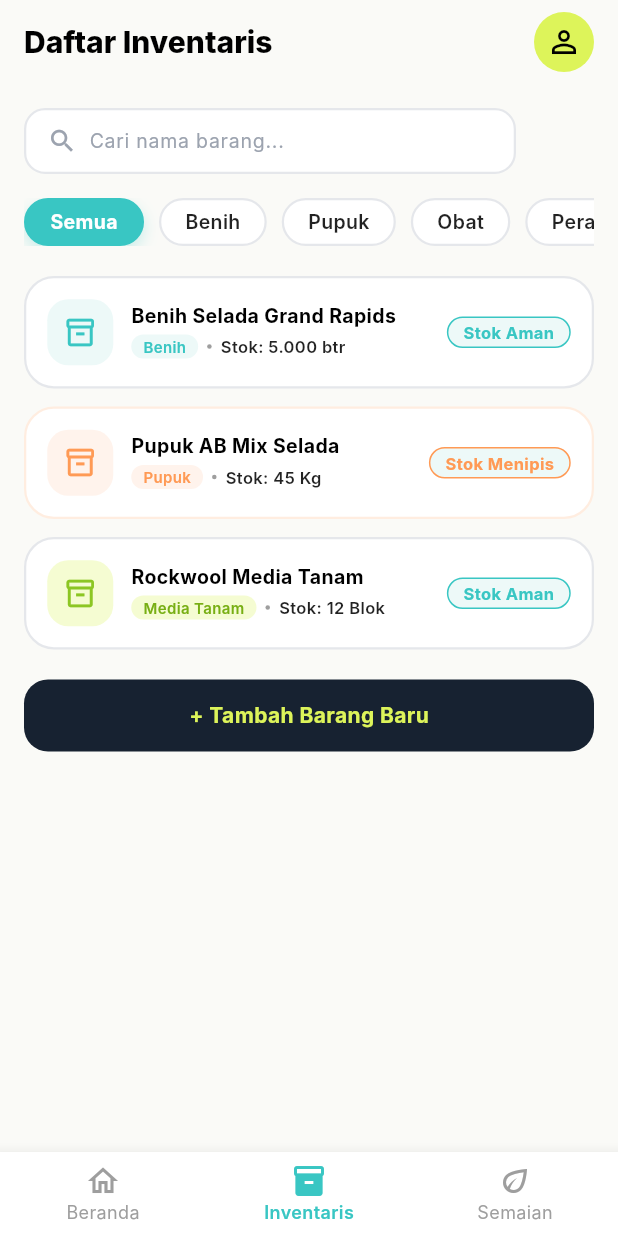
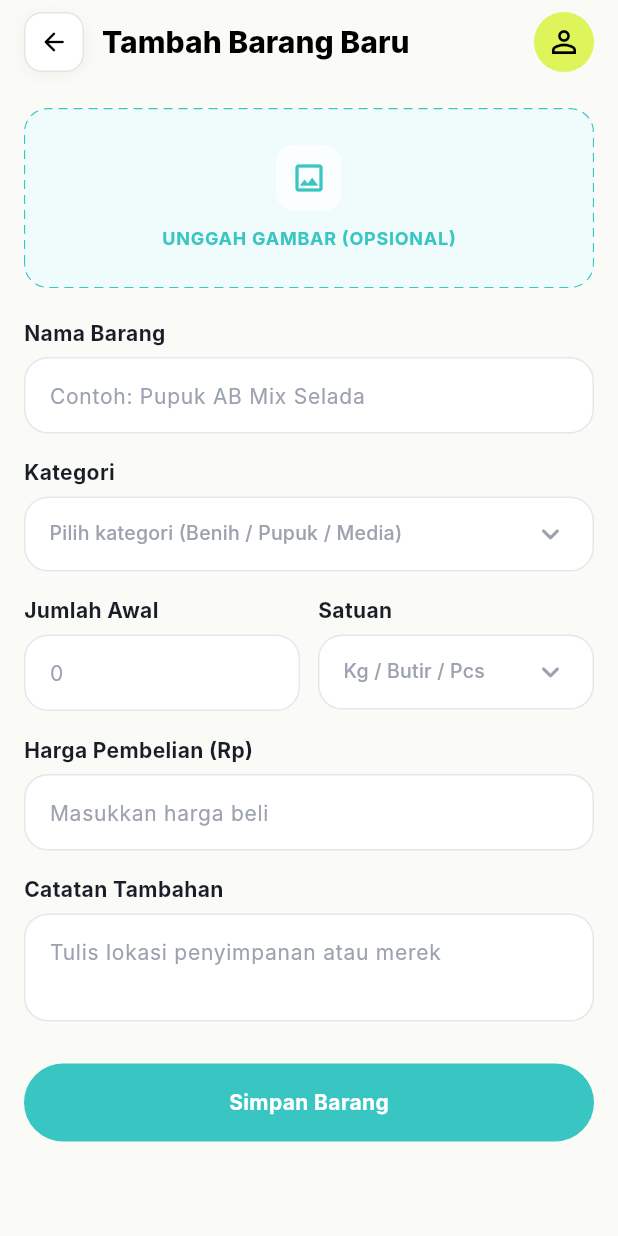
Before and after one commit to devinayeon/hidrosense, a Flutter app: the screen it shows after launch, item 2 of the bottom bar chosen, after a tap on "+ Tambah Barang Baru", on a phone screen of 412 x 824 dp. Run offline on Flutter 3.47's test engine with Material 3 defaults, Android fonts, the light colour scheme and no system bars; our stand-ins replace flutter_riverpod; Roboto replaces fonts that are missing (Inter).

Commit message:
add: tampilan form tambah barang inventaris

```diff
--- a/apps/mobile/lib/views/components/inventaris_body.dart
+++ b/apps/mobile/lib/views/components/inventaris_body.dart
@@ -7,6 +7,7 @@ import '../widgets/stock_status_badge.dart';
 import '../widgets/item_info_details.dart';
 import '../widgets/row_button.dart';
 import '../pages/info_item_inventaris_page.dart';
+import '../pages/add_form_inventaris_page.dart'; // Import page baru
 
 class InventarisBody extends StatefulWidget {
   const InventarisBody({super.key});
@@ -73,6 +74,13 @@ class _InventarisBodyState extends State<InventarisBody> {
     );
   }
 
+  void _navigateToAddForm() {
+    Navigator.push(
+      context,
+      MaterialPageRoute(builder: (context) => const AddFormInventarisPage()),
+    );
+  }
+
   @override
   Widget build(BuildContext context) {
     return Container(
@@ -86,9 +94,7 @@ class _InventarisBodyState extends State<InventarisBody> {
           crossAxisAlignment: CrossAxisAlignment.start,
           children: [
             // Baris Pertama: Search Bar
-            const CustomSearchBar(
-              placeholder: 'Cari nama barang...',
-            ),
+            const CustomSearchBar(placeholder: 'Cari nama barang...'),
 
             const SizedBox(height: 16),
 
@@ -157,12 +163,7 @@ class _InventarisBodyState extends State<InventarisBody> {
             const SizedBox(height: 8),
 
             // Tombol Tambah Barang
-            RowButton(
-              label: '+ Tambah Barang Baru',
-              onTap: () {
-                // Aksi saat tombol diklik
-              },
-            ),
+            RowButton(label: '+ Tambah Barang Baru', onTap: _navigateToAddForm),
 
             const SizedBox(height: 16),
           ],
--- /dev/null
+++ b/apps/mobile/lib/views/pages/add_form_inventaris_page.dart
@@ -0,0 +1,289 @@
+import 'package:flutter/material.dart';
+import '../components/header.dart';
+import '../widgets/item_image_placeholder.dart';
+import '../widgets/row_button.dart';
+
+class AddFormInventarisPage extends StatefulWidget {
+  const AddFormInventarisPage({super.key});
+
+  @override
+  State<AddFormInventarisPage> createState() => _AddFormInventarisPageState();
+}
+
+class _AddFormInventarisPageState extends State<AddFormInventarisPage> {
+  final TextEditingController _nameController = TextEditingController();
+  final TextEditingController _stockController = TextEditingController();
+  final TextEditingController _priceController = TextEditingController();
+  final TextEditingController _noteController = TextEditingController();
+
+  String? _selectedCategory;
+  String? _selectedUnit;
+
+  final List<String> _categories = [
+    'Benih',
+    'Pupuk',
+    'Obat',
+    'Peralatan',
+    'Media Tanam',
+  ];
+
+  final List<String> _units = [
+    'Kg',
+    'Gram',
+    'Liter',
+    'Ml',
+    'Butir',
+    'Pcs',
+    'Blok',
+  ];
+
+  @override
+  void dispose() {
+    _nameController.dispose();
+    _stockController.dispose();
+    _priceController.dispose();
+    _noteController.dispose();
+    super.dispose();
+  }
+
+  @override
+  Widget build(BuildContext context) {
+    return Scaffold(
+      appBar: const Header(
+        titleText: 'Tambah Barang Baru',
+        showBackButton: true,
+      ),
+      backgroundColor: const Color.fromRGBO(250, 250, 247, 1),
+      body: SingleChildScrollView(
+        padding: const EdgeInsets.all(16.0),
+        child: Column(
+          crossAxisAlignment: CrossAxisAlignment.start,
+          children: [
+            // Placeholder Foto Gambar (Opsional)
+            const ItemImagePlaceholder(
+              placeholderText: 'UNGGAH GAMBAR (OPSIONAL)',
+              height: 120,
+            ),
+
+            const SizedBox(height: 20),
+
+            // Field 1: Nama Barang
+            _buildLabel('Nama Barang'),
+            const SizedBox(height: 6),
+            _buildTextField(
+              controller: _nameController,
+              hintText: 'Contoh: Pupuk AB Mix Selada',
+            ),
+
+            const SizedBox(height: 16),
+
+            // Field 2: Kategori (Dropdown)
+            _buildLabel('Kategori'),
+            const SizedBox(height: 6),
+            _buildDropdownField<String>(
+              value: _selectedCategory,
+              hintText: 'Pilih kategori (Benih / Pupuk / Media)',
+              items: _categories,
+              onChanged: (val) {
+                setState(() {
+                  _selectedCategory = val;
+                });
+              },
+            ),
+
+            const SizedBox(height: 16),
+
+            // Field 3: Jumlah Awal & Satuan (Side-by-side Row)
+            Row(
+              crossAxisAlignment: CrossAxisAlignment.start,
+              children: [
+                Expanded(
+                  flex: 1,
+                  child: Column(
+                    crossAxisAlignment: CrossAxisAlignment.start,
+                    children: [
+                      _buildLabel('Jumlah Awal'),
+                      const SizedBox(height: 6),
+                      _buildTextField(
+                        controller: _stockController,
+                        hintText: '0',
+                        keyboardType: TextInputType.number,
+                      ),
+                    ],
+                  ),
+                ),
+                const SizedBox(width: 12),
+                Expanded(
+                  flex: 1,
+                  child: Column(
+                    crossAxisAlignment: CrossAxisAlignment.start,
+                    children: [
+                      _buildLabel('Satuan'),
+                      const SizedBox(height: 6),
+                      _buildDropdownField<String>(
+                        value: _selectedUnit,
+                        hintText: 'Kg / Butir / Pcs',
+                        items: _units,
+                        onChanged: (val) {
+                          setState(() {
+                            _selectedUnit = val;
+                          });
+                        },
+                      ),
+                    ],
+                  ),
+                ),
+              ],
+            ),
+
+            const SizedBox(height: 16),
+
+            // Field 4: Harga Pembelian (Rp)
+            _buildLabel('Harga Pembelian (Rp)'),
+            const SizedBox(height: 6),
+            _buildTextField(
+              controller: _priceController,
+              hintText: 'Masukkan harga beli',
+              keyboardType: TextInputType.number,
+            ),
+
+            const SizedBox(height: 16),
+
+            // Field 5: Catatan Tambahan
+            _buildLabel('Catatan Tambahan'),
+            const SizedBox(height: 6),
+            _buildTextField(
+              controller: _noteController,
+              hintText: 'Tulis lokasi penyimpanan atau merek',
+              maxLines: 2,
+            ),
+
+            const SizedBox(height: 28),
+
+            // Tombol Simpan Barang (menggunakan RowButton)
+            RowButton(
+              label: 'Simpan Barang',
+              backgroundColor: const Color.fromRGBO(57, 198, 195, 1),
+              textColor: Colors.white,
+              borderRadius: 100.0,
+              height: 52.0,
+              onTap: () {
+                // Action Simpan Data Barang
+              },
+            ),
+
+            const SizedBox(height: 16),
+          ],
+        ),
+      ),
+    );
+  }
+
+  // Helper Widget untuk Label Form
+  Widget _buildLabel(String text) {
+    return Text(
+      text,
+      style: const TextStyle(
+        fontFamily: 'Inter',
+        fontWeight: FontWeight.w700,
+        fontSize: 14,
+        color: Color.fromRGBO(24, 29, 39, 1),
+      ),
+    );
+  }
+
+  // Helper Widget untuk Input Text Field
+  Widget _buildTextField({
+    required TextEditingController controller,
+    required String hintText,
+    TextInputType keyboardType = TextInputType.text,
+    int maxLines = 1,
+  }) {
+    return Container(
+      decoration: BoxDecoration(
+        color: Colors.white,
+        borderRadius: BorderRadius.circular(16),
+        border: Border.all(
+          color: const Color.fromRGBO(229, 231, 235, 1),
+          width: 1.0,
+        ),
+      ),
+      child: TextField(
+        controller: controller,
+        keyboardType: keyboardType,
+        maxLines: maxLines,
+        style: const TextStyle(
+          fontFamily: 'Inter',
+          fontSize: 14,
+          color: Colors.black,
+        ),
+        decoration: InputDecoration(
+          hintText: hintText,
+          hintStyle: const TextStyle(
+            fontFamily: 'Inter',
+            fontSize: 14,
+            color: Color.fromRGBO(156, 163, 175, 1),
+          ),
+          contentPadding: const EdgeInsets.symmetric(
+            horizontal: 16,
+            vertical: 14,
+          ),
+          border: InputBorder.none,
+        ),
+      ),
+    );
+  }
+
+  // Helper Widget untuk Dropdown Field
+  Widget _buildDropdownField<T>({
+    required T? value,
+    required String hintText,
+    required List<T> items,
+    required ValueChanged<T?> onChanged,
+  }) {
+    return Container(
+      padding: const EdgeInsets.symmetric(horizontal: 16),
+      decoration: BoxDecoration(
+        color: Colors.white,
+        borderRadius: BorderRadius.circular(16),
+        border: Border.all(
+          color: const Color.fromRGBO(229, 231, 235, 1),
+          width: 1.0,
+        ),
+      ),
+      child: DropdownButtonHideUnderline(
+        child: DropdownButton<T>(
+          value: value,
+          hint: Text(
+            hintText,
+            style: const TextStyle(
+              fontFamily: 'Inter',
+              fontSize: 13,
+              color: Color.fromRGBO(156, 163, 175, 1),
+            ),
+            overflow: TextOverflow.ellipsis,
+          ),
+          isExpanded: true,
+          icon: const Icon(
+            Icons.keyboard_arrow_down_rounded,
+            color: Color.fromRGBO(156, 163, 175, 1),
+          ),
+          items: items.map((T item) {
+            return DropdownMenuItem<T>(
+              value: item,
+              child: Text(
+                item.toString(),
+                style: const TextStyle(
+                  fontFamily: 'Inter',
+                  fontSize: 14,
+                  color: Colors.black,
+                ),
+              ),
+            );
+          }).toList(),
+          onChanged: onChanged,
+        ),
+      ),
+    );
+  }
+}
--- a/apps/mobile/lib/views/widgets/item_image_placeholder.dart
+++ b/apps/mobile/lib/views/widgets/item_image_placeholder.dart
@@ -3,8 +3,14 @@ import 'package:flutter/material.dart';
 class ItemImagePlaceholder extends StatelessWidget {
   final String? imageUrl;
   final double height;
+  final String placeholderText;
 
-  const ItemImagePlaceholder({super.key, this.imageUrl, this.height = 160.0});
+  const ItemImagePlaceholder({
+    super.key,
+    this.imageUrl,
+    this.height = 140.0,
+    this.placeholderText = 'FOTO BARANG / KEMASAN',
+  });
 
   @override
   Widget build(BuildContext context) {
@@ -49,17 +55,17 @@ class ItemImagePlaceholder extends StatelessWidget {
         mainAxisAlignment: MainAxisAlignment.center,
         children: [
           Container(
-            width: 48,
-            height: 48,
+            width: 44,
+            height: 44,
             decoration: BoxDecoration(
-              color: Colors.white.withOpacity(0.6),
+              color: Colors.white.withOpacity(0.7),
               borderRadius: BorderRadius.circular(12),
             ),
-            child: Icon(Icons.image_outlined, color: primaryColor, size: 26),
+            child: Icon(Icons.image_outlined, color: primaryColor, size: 24),
           ),
-          const SizedBox(height: 12),
+          const SizedBox(height: 10),
           Text(
-            'FOTO BARANG / KEMASAN',
+            placeholderText,
             style: TextStyle(
               fontFamily: 'Inter',
               fontWeight: FontWeight.w700,
```
